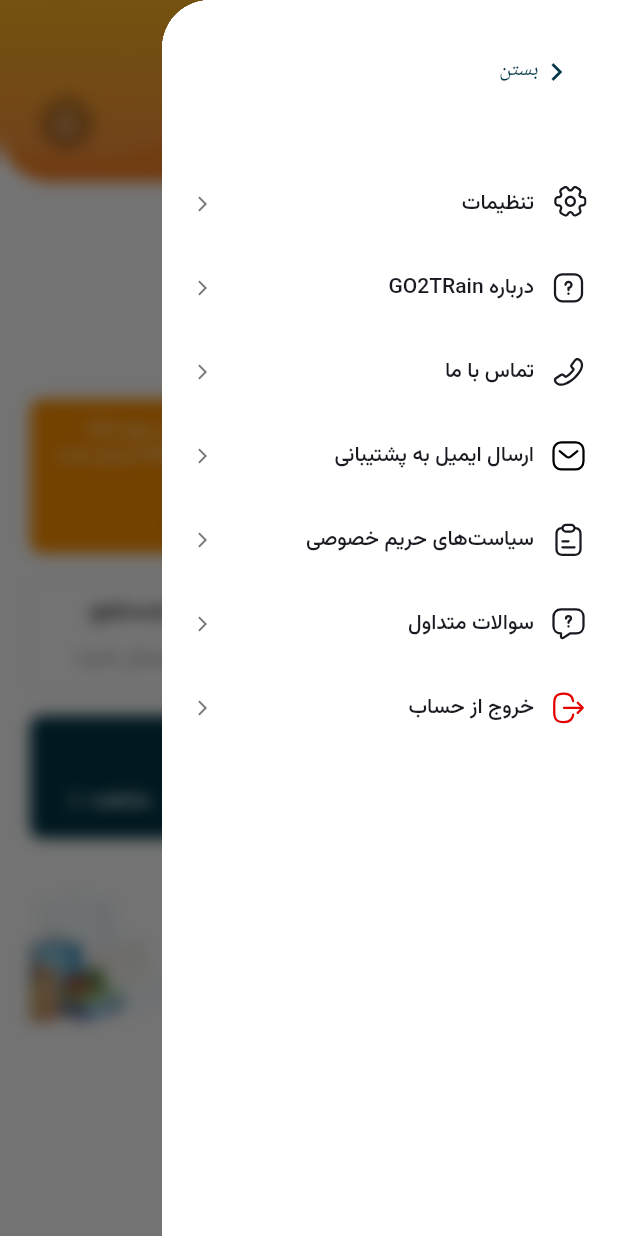
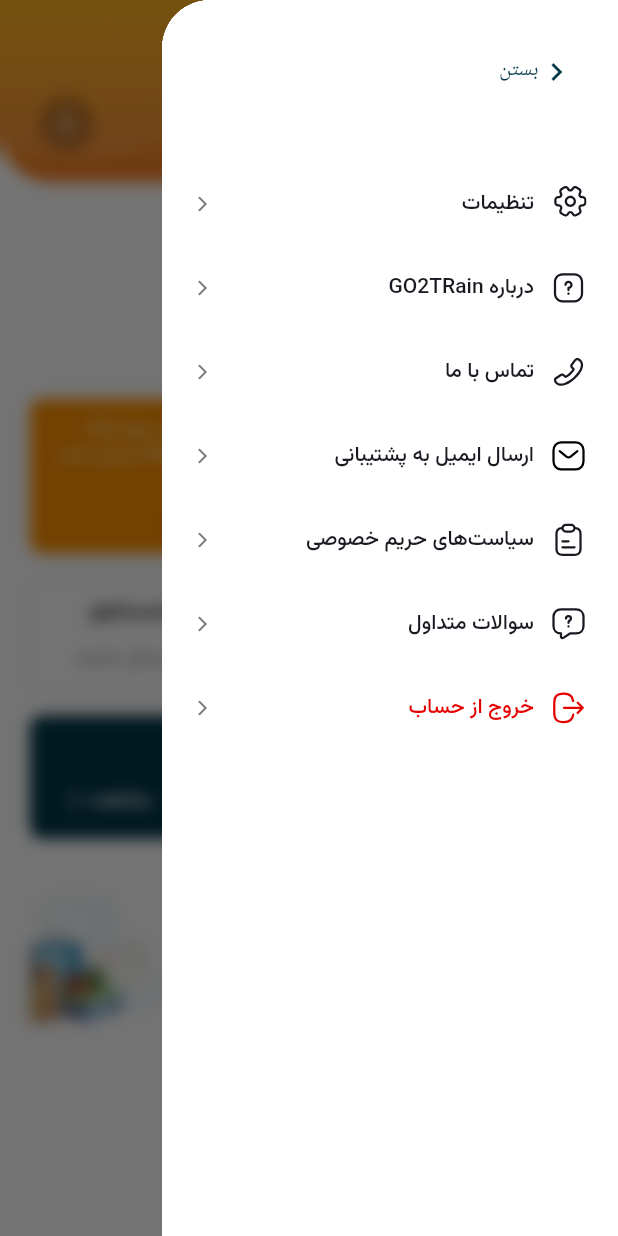
Before and after one commit to svahid725/train, a Flutter app: the ProfileScreen screen opened by its route, with the side drawer open, on a phone screen of 412 x 824 dp. Run offline on Flutter 3.47's test engine with Material 2 defaults, Android fonts, the phone set to English and light mode, and no system bars; our stand-ins replace flutter_svg, get, gradient_borders, percent_indicator; missing offline and left inert: welltested.

Commit message:
color bug fix

```diff
--- a/lib/core/uikit/widgets/search_bar.dart
+++ b/lib/core/uikit/widgets/search_bar.dart
@@ -1,7 +1,8 @@
 import 'package:flutter/material.dart';
 import 'package:train/core/uikit/theme/app_themes_color.dart';
 import 'package:train/core/utils/text/textThemes.dart';
-
+import 'package:welltested/annotation.dart';
+@Welltested()
 class MySearchBar extends StatelessWidget {
   const MySearchBar({
     super.key,
--- a/lib/features/main/screens/main_screen.dart
+++ b/lib/features/main/screens/main_screen.dart
@@ -15,7 +15,8 @@ import 'package:train/features/courses/screens/course_screen.dart';
 import 'package:train/features/main/controllers/main_controller.dart';
 import 'package:train/features/profile/controllers/profile_controller.dart';
 import 'package:train/features/profile/screens/profile_screen.dart';
-
+import 'package:welltested/annotation.dart';
+@Welltested()
 class MainScreen extends StatelessWidget {
   MainScreen({Key? key}) : super(key: key);
   final MainController controller = Get.put(MainController());
--- a/lib/features/profile/screens/profile_screen.dart
+++ b/lib/features/profile/screens/profile_screen.dart
@@ -748,6 +748,7 @@ class ProfileScreen extends StatelessWidget {
                     svg: 'logout',
                     title: 'خروج از حساب',
                     onTap: () {},
+                    isRed: true,
                   ),
                 ],
               ),
@@ -877,21 +878,23 @@ class HeaderItems extends StatelessWidget {
 }
 
 class DrawerBodyItem extends StatelessWidget {
-  const DrawerBodyItem({
+  DrawerBodyItem({
     super.key,
     required this.svg,
     required this.title,
     required this.onTap,
+    this.isRed = false
   });
 
   final String svg;
   final String title;
   final Function() onTap;
+  bool isRed ;
 
   @override
   Widget build(BuildContext context) {
     return ListTile(
-        title: Text(title, style: buttonLabelStyle(AppColors.black)),
+        title: Text(title, style: buttonLabelStyle(isRed ? AppColors.error :AppColors.black)),
         contentPadding: const EdgeInsets.only(right: 0),
         horizontalTitleGap: -5,
         trailing: const Icon(
```
